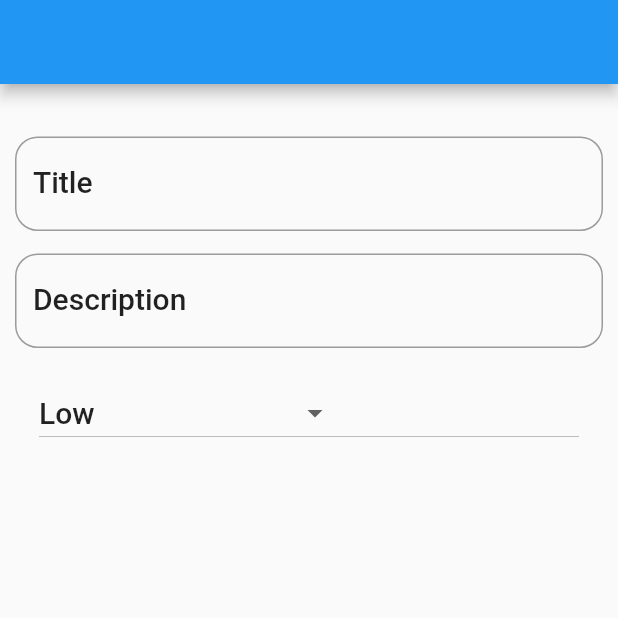
After one commit to harounhajem/flutter_todo_app, a Flutter app: the screen it shows after launch, after a tap on the "add circle outline" icon, on a phone screen of 412 x 824 dp, the top half of it. The commit adds this screen. Run offline on Flutter 3.47's test engine with Material 2 defaults, Android fonts, the phone set to English and light mode, and no system bars; our stand-ins replace sqflite; accounts and stored records are empty.

Commit message:
Added detailview and screen navigation

```diff
--- /dev/null
+++ b/lib/screens/todo_detail.dart
@@ -0,0 +1,72 @@
+import 'package:flutter/material.dart';
+import 'package:todo_app/model/todo.dart';
+import 'package:todo_app/util/dbhelper.dart';
+import 'package:intl/intl.dart';
+
+class TodoDetails extends StatefulWidget {
+  final Todo todo;
+  TodoDetails(this.todo);
+
+  @override
+  TodoDetailsState createState() => TodoDetailsState(todo);
+}
+
+class TodoDetailsState extends State {
+  Todo todo;
+  TodoDetailsState(this.todo);
+  String _priority = 'Low';
+  final priorites = ['High', 'Medium', 'Low', 'None', 'Forget'];
+  TextEditingController titleController = TextEditingController();
+  TextEditingController descriptionController = TextEditingController();
+
+  @override
+  Widget build(BuildContext context) {
+    titleController.text = todo.title;
+    descriptionController.text = todo.description;
+
+    TextStyle textStyle = Theme.of(context).textTheme.title;
+    return Scaffold(
+        appBar:
+            AppBar(automaticallyImplyLeading: false, title: Text(todo.title)),
+        body: Padding(
+            padding: EdgeInsets.only(top: 35, left: 10, right: 10),
+            child: ListView(children: <Widget>[
+              Column(
+                children: <Widget>[
+                  TextField(
+                      controller: titleController,
+                      style: textStyle,
+                      decoration: InputDecoration(
+                          labelText: 'Title',
+                          labelStyle: textStyle,
+                          border: OutlineInputBorder(
+                              borderRadius: BorderRadius.circular(15),
+                              borderSide: BorderSide(
+                                  width: 6, style: BorderStyle.solid)))),
+                  Padding(
+                      padding: EdgeInsets.only(top: 15, bottom: 15),
+                      child: TextField(
+                          controller: descriptionController,
+                          style: textStyle,
+                          decoration: InputDecoration(
+                              labelText: 'Description',
+                              labelStyle: textStyle,
+                              border: OutlineInputBorder(
+                                  borderRadius: BorderRadius.circular(15),
+                                  borderSide: BorderSide(
+                                      width: 6, style: BorderStyle.solid))))),
+                  ListTile(
+                      title: DropdownButton<String>(
+                          style: textStyle,
+                          value: 'Low',
+                          hint: new Text('Please select value'),
+                          items: priorites.map((String value) {
+                            return DropdownMenuItem<String>(
+                                value: value, child: new Text(value));
+                          }).toList(),
+                          onChanged: (_) {}))
+                ],
+              )
+            ])));
+  }
+}
--- a/lib/screens/todolist.dart
+++ b/lib/screens/todolist.dart
@@ -1,6 +1,7 @@
 import 'package:flutter/material.dart';
 import 'package:todo_app/model/todo.dart';
 import 'package:todo_app/util/dbhelper.dart';
+import 'package:todo_app/screens/todo_detail.dart';
 import 'dart:math';
 
 class TodoList extends StatefulWidget {
@@ -22,7 +23,9 @@ class TodoListState extends State {
     return Scaffold(
         body: todoListItems(),
         floatingActionButton: FloatingActionButton(
-            onPressed: null,
+            onPressed: () {
+              navigateDetail(Todo('', 3, '', ''));
+            },
             tooltip: "Add new Todo",
             child: Icon(Icons.add_circle_outline)));
   }
@@ -59,13 +62,14 @@ class TodoListState extends State {
               leading: CircleAvatar(
                 backgroundColor: getColor(this._todos[position].priority),
                 child: Text(this._todos[position].priority.toString(),
-                    style: TextStyle(color: Colors.white)),
+                    style: TextStyle(color: Color(0xFFDDAAFF))),
               ),
               title: Text(this._todos[position].title),
               subtitle: Text(this._todos[position].date),
               onTap: () {
                 debugPrint(
                     "Tap item ${this._todos[position].id.toString()}, ${Random.secure().nextInt(6000).toString()}");
+                navigateDetail(this._todos[position]);
               },
             ),
           );
@@ -88,4 +92,9 @@ class TodoListState extends State {
         return Colors.white;
     }
   }
+
+  void navigateDetail(Todo todo) async {
+    bool result = await Navigator.push(
+        context, MaterialPageRoute(builder: (context) => TodoDetails(todo)));
+  }
 }
```
